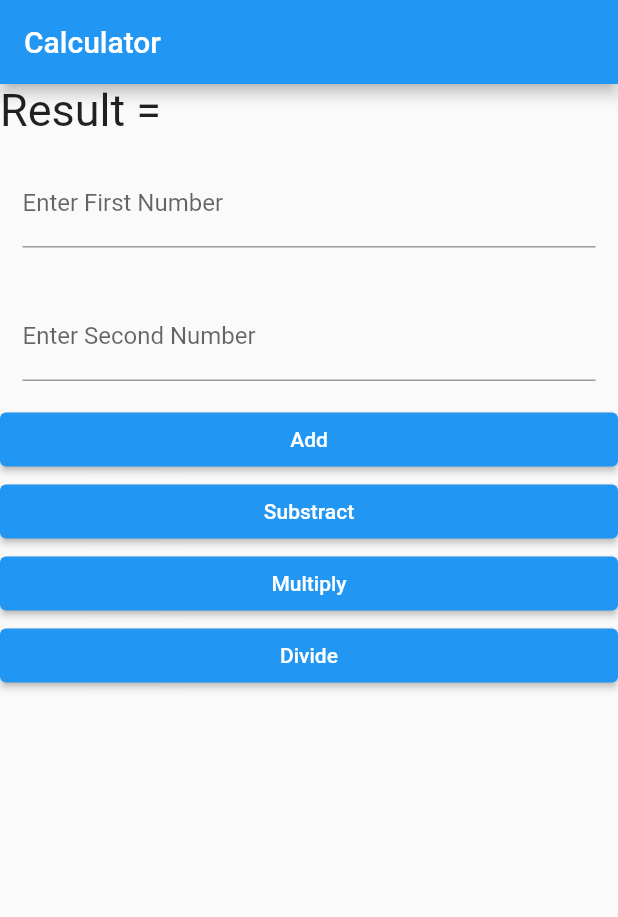
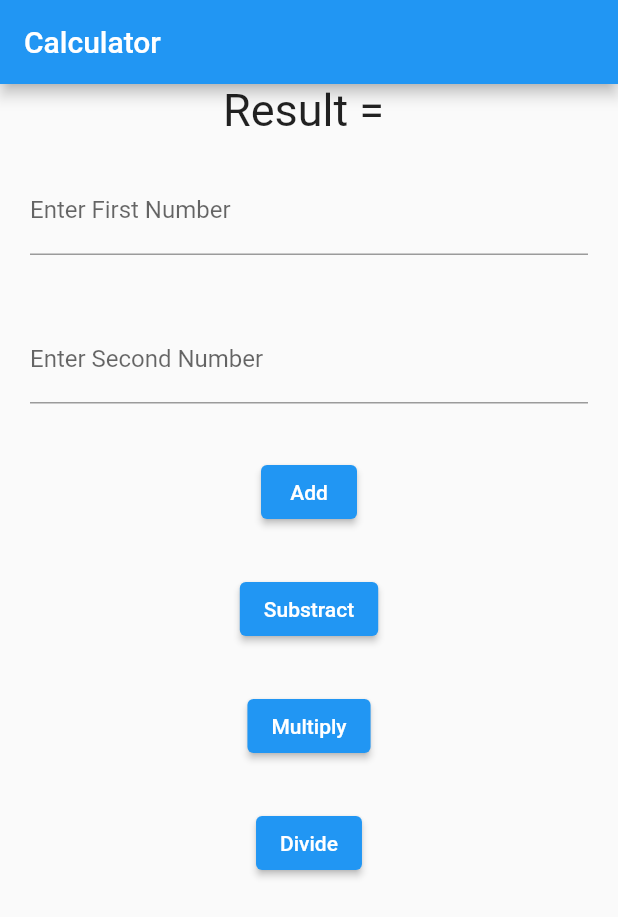
Before and after one commit to naufal11705/Flutter_AhmadNaufalWaskitoAji_Fundamental, a Flutter app: the screen it shows after launch, on a phone screen of 412 x 824 dp. Shown: the top 917 px of the screen. Run offline on Flutter 3.47's test engine with Material 2 defaults, Android fonts, the light colour scheme and no system bars.

Commit message:
Update main.dart

```diff
--- a/lib/main.dart
+++ b/lib/main.dart
@@ -69,7 +69,7 @@ class _MyHomePageState extends State<MyHomePage> {
         title: Text(widget.title),
       ),
       body: Center(
-        child: ListView(
+        child: Column(
           children: [
             Text("Result = ", style: const TextStyle(fontSize: 30)),
             textField(FirstField, "Enter First Number"),
@@ -88,7 +88,7 @@ class _MyHomePageState extends State<MyHomePage> {
 Widget textField(TextEditingController controller, String labelText) {
   return Container(
     margin: const EdgeInsets.all(10),
-    padding: const EdgeInsets.all(5),
+    padding: const EdgeInsets.all(10),
     child: TextFormField(
       controller: controller,
       validator: (value) {
@@ -106,6 +106,8 @@ Widget textField(TextEditingController controller, String labelText) {
 
 Widget button(VoidCallback onPressed, String name) {
   return Container(
+      margin: const EdgeInsets.all(10),
+      padding: const EdgeInsets.all(5),
     child: ElevatedButton(
         onPressed: onPressed,
         child: Text(name)),
```
